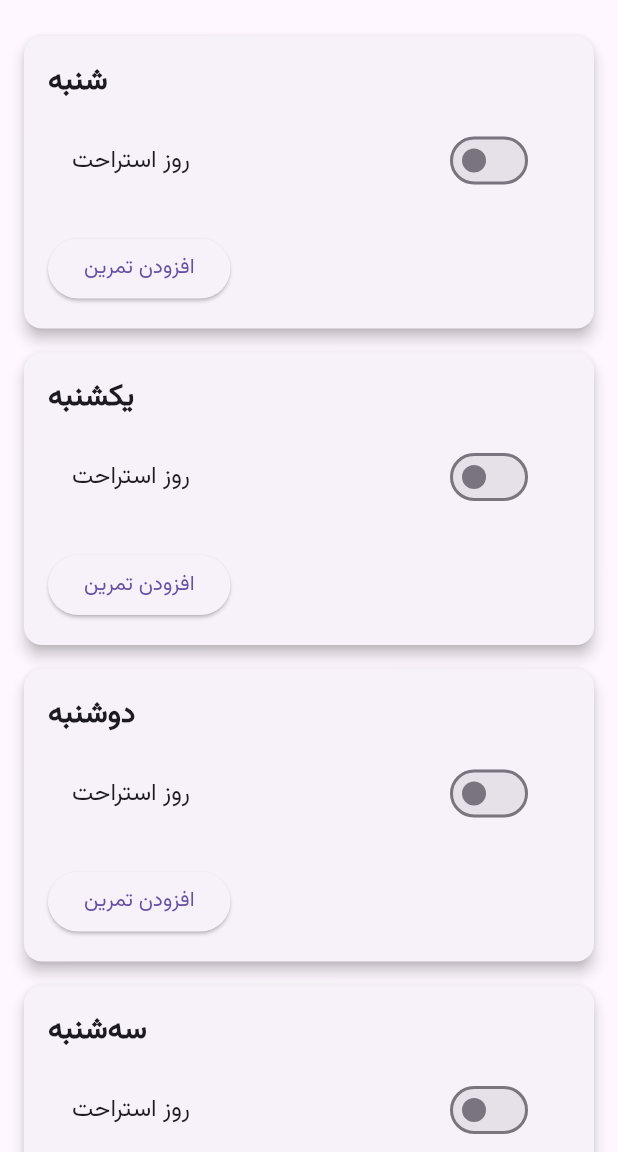
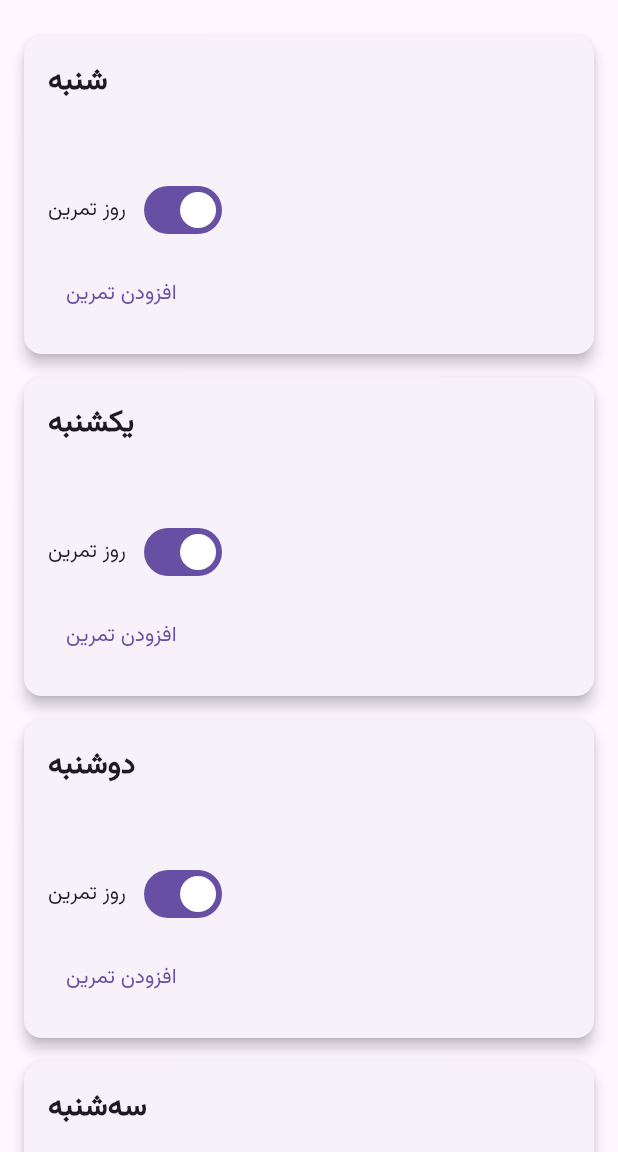
Before and after one commit to MasoudMaghsodi/max_gym, a Flutter app: the ExerciseOverviewScreen screen opened directly, on a phone screen of 412 x 824 dp, the part 84-1236 px from its top. Run offline on Flutter 3.47's test engine with Material 3 defaults, Android fonts, the phone set to English and light mode, and no system bars; our stand-ins replace flutter_riverpod, flutter_speed_dial, isar, printing, shared_preferences; accounts and stored records are empty; generated files the repository leaves out were written again.

Commit message:
last edit and change all base code

```diff
--- a/lib/models/exercise_category.dart
+++ b/lib/models/exercise_category.dart
@@ -1,9 +1,25 @@
+import 'package:isar/isar.dart';
+
+part 'exercise_category.g.dart';
+
+@Collection()
 class ExerciseCategory {
-  // نام دسته‌بندی تمرینات
-  final String name;
-  // لیست تمرینات موجود در دسته‌بندی
-  final List<String> exercises;
+  Id id = Isar.autoIncrement;
+  late String name;
+  late String exercisesSerialized;
 
-  // سازنده کلاس برای مقداردهی اولیه دسته‌بندی تمرینات
-  ExerciseCategory(this.name, this.exercises);
+  @ignore
+  late List<String> exercises;
+
+  ExerciseCategory(this.name, String exercisesSerialized) {
+    this.exercisesSerialized = exercisesSerialized;
+    this.exercises = exercisesSerialized.split(',');
+  }
+
+  List<String> get exercisesList => exercisesSerialized.split(',');
+
+  set exercisesList(List<String> value) {
+    exercisesSerialized = value.join(',');
+    exercises = value;
+  }
 }
--- a/lib/models/workout_day.dart
+++ b/lib/models/workout_day.dart
@@ -1,36 +1,55 @@
+import 'package:isar/isar.dart';
+import 'exercise_category.dart';
 import 'workout_exercise.dart';
-import 'exercise_category.dart';
 
+part 'workout_day.g.dart';
+
+@Collection()
 class WorkoutDay {
-  // نام روز تمرین
-  String dayName;
-  // لیست دسته‌بندی‌های تمرینات
-  List<ExerciseCategory> categories;
-  // لیست تمرینات
-  List<WorkoutExercise> exercises;
-  // وضعیت روز استراحت
-  bool isRestDay;
+  Id id = Isar.autoIncrement;
+  late String dayName;
+  late bool isRestDay;
+  final exercises = IsarLinks<WorkoutExercise>();
 
-  // سازنده کلاس برای مقداردهی اولیه روز تمرین
+  late String categoriesSerialized;
+
   WorkoutDay({
     required this.dayName,
-    required this.categories,
-    required this.exercises,
-    this.isRestDay = false,
-  });
+    required this.isRestDay,
+    List<ExerciseCategory> categories = const [],
+  }) : categoriesSerialized = categories.map((e) => e.name).join(',');
 
-  // تابع copyWith برای کپی کردن و به‌روزرسانی خصوصیات
+  @ignore
+  List<ExerciseCategory> get categoriesList => categoriesSerialized
+      .split(',')
+      .map((e) => ExerciseCategory(e, ''))
+      .toList();
+
+  set categoriesList(List<ExerciseCategory> value) {
+    categoriesSerialized = value.map((e) => e.name).join(',');
+  }
+
+  List<WorkoutExercise> getExercisesList() {
+    return exercises.toList();
+  }
+
+  void setExercisesList(List<WorkoutExercise> value) {
+    exercises.clear();
+    exercises.addAll(value);
+  }
+
   WorkoutDay copyWith({
     String? dayName,
     List<ExerciseCategory>? categories,
+    bool? isRestDay,
     List<WorkoutExercise>? exercises,
-    bool? isRestDay,
   }) {
-    return WorkoutDay(
+    final updatedWorkoutDay = WorkoutDay(
       dayName: dayName ?? this.dayName,
-      categories: categories ?? this.categories,
-      exercises: exercises ?? this.exercises,
       isRestDay: isRestDay ?? this.isRestDay,
+      categories: categories ?? categoriesList,
     );
+    updatedWorkoutDay.setExercisesList(exercises ?? getExercisesList());
+    return updatedWorkoutDay;
   }
 }
--- a/lib/models/workout_exercise.dart
+++ b/lib/models/workout_exercise.dart
@@ -1,8 +1,17 @@
+import 'package:isar/isar.dart';
+
+part 'workout_exercise.g.dart';
+
+@Collection()
 class WorkoutExercise {
-  String name;
+  Id id = Isar.autoIncrement;
+
+  @Index() // اضافه کردن ایندکس برای فیلد name
+  late String name;
+
   String? technique;
-  int sets;
-  int reps;
+  late int sets;
+  late int reps;
   String? superSet;
   int? superSetReps;
   int? superSetSets;
@@ -26,34 +35,4 @@ class WorkoutExercise {
     this.triSetSets,
     this.triSetTechnique,
   });
-
-  WorkoutExercise copyWith({
-    String? name,
-    String? technique,
-    int? sets,
-    int? reps,
-    String? superSet,
-    int? superSetReps,
-    int? superSetSets,
-    String? superSetTechnique,
-    String? triSet,
-    int? triSetReps,
-    int? triSetSets,
-    String? triSetTechnique,
-  }) {
-    return WorkoutExercise(
-      name ?? this.name,
-      sets ?? this.sets,
-      reps ?? this.reps,
-      technique: technique ?? this.technique,
-      superSet: superSet ?? this.superSet,
-      superSetReps: superSetReps ?? this.superSetReps,
-      superSetSets: superSetSets ?? this.superSetSets,
-      superSetTechnique: superSetTechnique ?? this.superSetTechnique,
-      triSet: triSet ?? this.triSet,
-      triSetReps: triSetReps ?? this.triSetReps,
-      triSetSets: triSetSets ?? this.triSetSets,
-      triSetTechnique: triSetTechnique ?? this.triSetTechnique,
-    );
-  }
 }
--- a/lib/widgets/day_card.dart
+++ b/lib/widgets/day_card.dart
@@ -8,10 +8,9 @@ class DayCard extends StatelessWidget {
   final Function(ExerciseCategory) onCategoryAdded;
   final Function(ExerciseCategory) onCategoryRemoved;
   final Function(bool) onRestDayChanged;
-  final VoidCallback onAddExercise;
+  final Function() onAddExercise;
 
   const DayCard({
-    super.key,
     required this.day,
     required this.categories,
     required this.onCategoryAdded,
@@ -30,31 +29,42 @@ class DayCard extends StatelessWidget {
         child: Column(
           crossAxisAlignment: CrossAxisAlignment.start,
           children: [
+            // عنوان روز هفته
             Text(
               day.dayName,
-              style: const TextStyle(fontSize: 20, fontWeight: FontWeight.bold),
+              style: const TextStyle(
+                fontSize: 20.0,
+                fontWeight: FontWeight.bold,
+              ),
             ),
-            const SizedBox(height: 10),
-            SwitchListTile(
-              title: const Text('روز استراحت'),
-              value: day.isRestDay,
-              onChanged: onRestDayChanged,
+            const SizedBox(height: 8.0),
+
+            // متن حرکات (دسته‌بندی‌ها)
+            Text(
+              categories.map((e) => e.name).join(', '),
+              style: const TextStyle(
+                fontSize: 16.0,
+              ),
             ),
-            const SizedBox(height: 10),
-            Column(
-              crossAxisAlignment: CrossAxisAlignment.start,
-              children: categories.map((category) {
-                return ListTile(
-                  title: Text(category.name),
-                  trailing: IconButton(
-                    icon: const Icon(Icons.remove_circle_outline),
-                    onPressed: () => onCategoryRemoved(category),
-                  ),
-                );
-              }).toList(),
+            const SizedBox(height: 16.0),
+
+            // دکمه روز تمرین/روز تعطیل
+            Row(
+              children: [
+                Text(day.isRestDay ? 'روز تعطیل' : 'روز تمرین'),
+                const SizedBox(width: 8.0),
+                Switch(
+                  value: !day.isRestDay,
+                  onChanged: (value) {
+                    onRestDayChanged(!value);
+                  },
+                ),
+              ],
             ),
-            const SizedBox(height: 10),
-            ElevatedButton(
+            const SizedBox(height: 8.0),
+
+            // دکمه افزودن تمرین
+            TextButton(
               onPressed: onAddExercise,
               child: const Text('افزودن تمرین'),
             ),
```
Also changed, not shown: lib/models/exercise_data.dart (+16 -94 lines), lib/providers/exercise/exercise_provider.dart (added, +8 -0 lines), lib/providers/exercise/technique_provider.dart (added, +7 -0 lines), lib/providers/exercise/workout_provider.dart (added, +20 -0 lines), lib/providers/isar_provider.dart (added, +23 -0 lines), lib/providers/workout_provider.dart (+2 -5 lines), lib/screens/exercise_detail_screen.dart (+3 -4 lines), lib/screens/exercise_overview_screen.dart (+8 -4 lines), lib/screens/workout_planner_screen.dart (+29 -3 lines), lib/widgets/exerciseWidgets/exercise_card.dart (+16 -17 lines), lib/models/exercise_category.g.dart (added), lib/models/workout_day.g.dart (added), lib/models/workout_exercise.g.dart (added).
